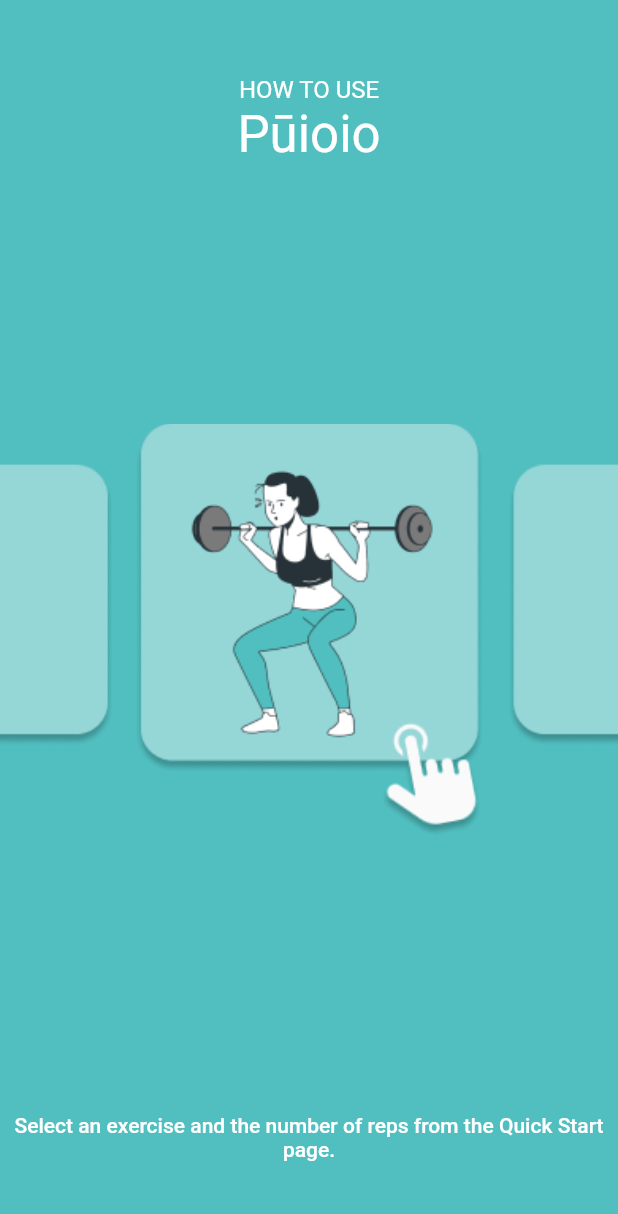
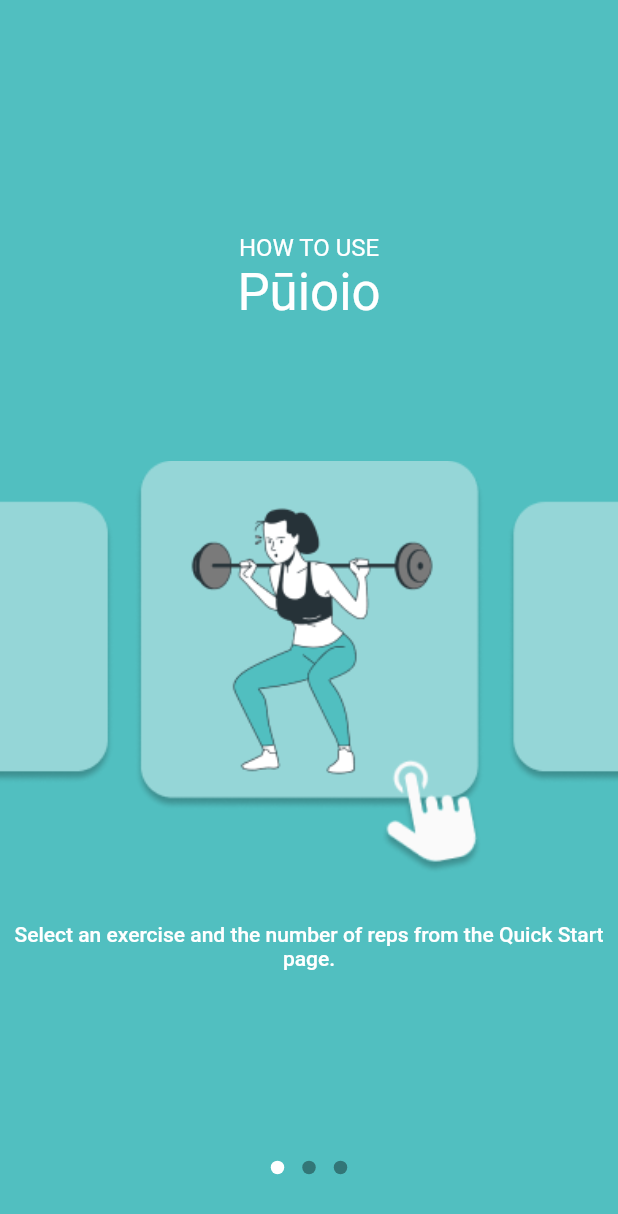
Before and after one commit to Automated-Exercise-Repetition-Counting/AutomatedRepCountingApp, a Flutter app: the HelpPages screen opened directly, on a phone screen of 412 x 824 dp. Shown: the top 1214 px of the screen. Run offline on Flutter 3.47's test engine with Material 2 defaults, Android fonts, the light colour scheme and no system bars; drawn by our look-alikes of dots_indicator; our stand-ins replace bottom_navy_bar, camera, carousel_slider, lottie, native_opencv, syncfusion_flutter_gauges; missing offline and left inert: google_mlkit_commons, google_mlkit_pose_detection; project files that could hold a hidden picture were left out.

Commit message:
feat: adds dots indicator to help page

```diff
--- a/lib/screens/help_page.dart
+++ b/lib/screens/help_page.dart
@@ -1,3 +1,4 @@
+import 'package:dots_indicator/dots_indicator.dart';
 import 'package:flutter/material.dart';
 
 class HelpPages extends StatefulWidget {
@@ -32,7 +33,14 @@
             height: 50,
           ),
           buildTitle(context),
-          buildHelpPage(context, pageIndex),
+          buildHelpPage(context),
+          DotsIndicator(
+            dotsCount: 3,
+            position: pageIndex.toDouble(),
+            decorator: DotsDecorator(
+                activeColor: Theme.of(context).colorScheme.onPrimary,
+                color: Theme.of(context).disabledColor),
+          ),
         ],
       ),
     );
@@ -59,8 +67,9 @@
     ]);
   }
 
-  Widget buildHelpPage(BuildContext context, int pageIndex) {
-    return Expanded(
+  Widget buildHelpPage(BuildContext context) {
+    return SizedBox.square(
+      dimension: MediaQuery.of(context).size.width,
       child: PageView(
         onPageChanged: (index) {
           setState(() {
```
